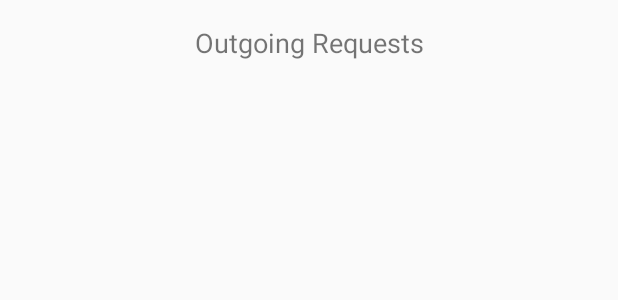
After one commit to CMPUT301F20T23/TheBearMinimum, an Android app: the layout activity_outgoing_reqs.xml on its own in the app's theme, with its tools: preview values and no code run, on a phone screen of 412 x 824 dp. The commit adds this screen. Shown: the top 300 px of the screen. Run offline under Robolectric (Android 15) with nearby library versions, the light colour scheme and no system bars.

Commit message:
view outgoing requests feature added

```diff
--- a/BearMinimum/app/src/main/java/com/example/bearminimum/MainActivity.java
+++ b/BearMinimum/app/src/main/java/com/example/bearminimum/MainActivity.java
@@ -108,7 +108,7 @@ public class MainActivity extends AppCompatActivity implements NavigationView.On
         spinnerAdapter.setDropDownViewResource(R.layout.spinner_dropdown_item);
         filterSpinner.setAdapter(spinnerAdapter);
 
-        Snackbar sb = Snackbar.make(findViewById(R.id.drawer_layout), "signed in" + currentUser.getDisplayName(),Snackbar.LENGTH_LONG);
+        Snackbar sb = Snackbar.make(findViewById(R.id.drawer_layout), "signed in as " + currentUser.getDisplayName(),Snackbar.LENGTH_LONG);
         sb.getView().setBackgroundColor(getResources().getColor(R.color.blue));
         sb.show();
 
@@ -257,7 +257,8 @@ public class MainActivity extends AppCompatActivity implements NavigationView.On
             Intent intent = new Intent(this, IncomingReqs.class);
             startActivity(intent);
         } else if (item.getItemId() == R.id.nav_outgoing_requests) {
-
+            Intent intent = new Intent(this, OutgoingReqsActivity.class);
+            startActivity(intent);
         }
         drawerLayout.close();
         return true;
--- /dev/null
+++ b/BearMinimum/app/src/main/res/layout/activity_outgoing_reqs.xml
@@ -0,0 +1,28 @@
+<?xml version="1.0" encoding="utf-8"?>
+<androidx.constraintlayout.widget.ConstraintLayout xmlns:android="http://schemas.android.com/apk/res/android"
+    xmlns:app="http://schemas.android.com/apk/res-auto"
+    xmlns:tools="http://schemas.android.com/tools"
+    android:layout_width="match_parent"
+    android:layout_height="match_parent"
+    tools:context=".OutgoingReqsActivity">
+
+    <TextView
+        android:id="@+id/textView5"
+        android:layout_width="wrap_content"
+        android:layout_height="wrap_content"
+        android:layout_marginTop="16dp"
+        android:text="Outgoing Requests"
+        android:textSize="18sp"
+        app:layout_constraintEnd_toEndOf="parent"
+        app:layout_constraintStart_toStartOf="parent"
+        app:layout_constraintTop_toTopOf="parent" />
+
+    <androidx.recyclerview.widget.RecyclerView
+        android:id="@+id/outgoing_reqs_list"
+        android:layout_width="match_parent"
+        android:layout_height="0dp"
+        android:layout_marginTop="8dp"
+        app:layout_constraintBottom_toBottomOf="parent"
+        app:layout_constraintTop_toBottomOf="@+id/textView5"
+        tools:layout_editor_absoluteX="200dp" />
+</androidx.constraintlayout.widget.ConstraintLayout>
```
Also changed, not shown: BearMinimum/app/src/main/AndroidManifest.xml (+14 -11 lines), BearMinimum/app/src/main/java/com/example/bearminimum/OutgoingReqsActivity.java (added, +87 -0 lines), BearMinimum/app/src/main/res/layout/activity_view_book_info.xml (+8 -7 lines).
